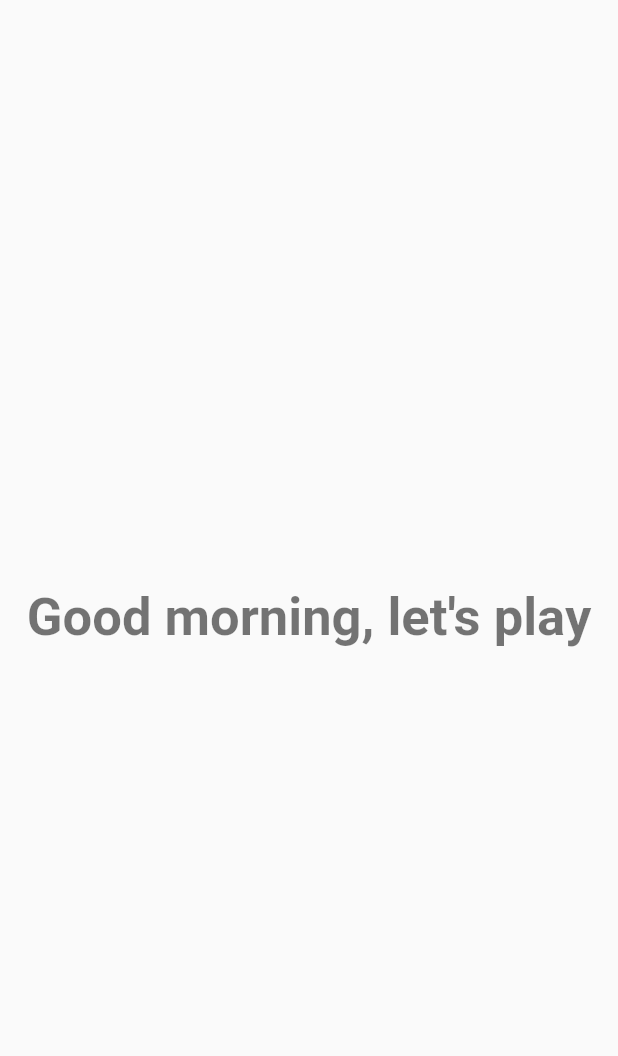
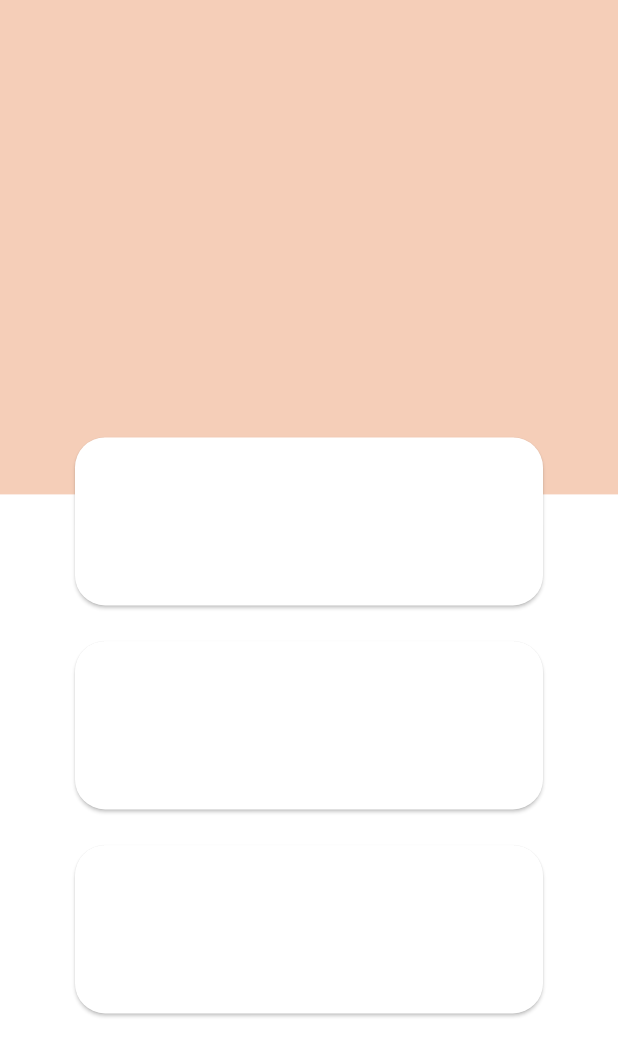
Before and after one commit to smartnsoft/capitals, a Flutter app: the screen it shows after launch, on a phone screen of 412 x 824 dp. Shown: the top 1056 px of the screen. Run offline on Flutter 3.47's test engine with Material 2 defaults, Android fonts, the phone set to English and light mode, and no system bars.

Commit message:
Add Home structure and start of screen size logic

```diff
--- a/lib/main.dart
+++ b/lib/main.dart
@@ -1,7 +1,9 @@
 import 'package:flappy_capitals/core/i18n.dart';
 import 'package:flappy_capitals/ui/app_theme.dart';
+import 'package:flappy_capitals/ui/home/home.dart';
 import 'package:flutter/foundation.dart';
 import 'package:flutter/material.dart';
+import 'package:flutter_localizations/flutter_localizations.dart';
 
 void main() {
   debugDefaultTargetPlatformOverride = TargetPlatform.fuchsia;
@@ -17,6 +19,8 @@ class MyApp extends StatelessWidget {
         title: 'Flutter Demo',
         localizationsDelegates: [
           const I18nDelegate(),
+          GlobalMaterialLocalizations.delegate,
+          GlobalWidgetsLocalizations.delegate,
         ],
         supportedLocales: I18nDelegate.supportedLocals,
         home: Home(),
@@ -24,17 +28,3 @@ class MyApp extends StatelessWidget {
     );
   }
 }
-
-class Home extends StatelessWidget {
-  @override
-  Widget build(BuildContext context) {
-    return Scaffold(
-      body: Center(
-        child: Text(
-          I18n.of(context).welcoming_label,
-          style: AppTheme.of(context).textStyles.bigWebTitle,
-        ),
-      ),
-    );
-  }
-}
--- a/lib/ui/app_theme.dart
+++ b/lib/ui/app_theme.dart
@@ -5,10 +5,30 @@ class _Colors {
   Color get primaryColor => Colors.pink[50];
 
   Color get black => Colors.black54;
+
+  Color get pink => Color(0xfff5ceb8);
 }
 
 /// Values
-class _Values {}
+class _Values {
+  /// Home Cells width on big screen
+  double get bigCellWidth => 320;
+
+  /// Home Cells height on big screen
+  double get bigCellHeight => 275;
+
+  /// Home Cells spacing
+  double get bigCellsSpacing => 20;
+
+  /// Home Cells width on small screen
+  double get smallCellWidth => 320;
+
+  /// Home Cells width on small screen
+  double get smallCellHeight => 120;
+
+  /// Width required to be considered as a big web screen
+  double get bigWebWidth => bigCellWidth * 3 + 2.5 * bigCellsSpacing;
+}
 
 /// Texts Styles
 class _TextStyles {
--- /dev/null
+++ b/lib/ui/home/cell.dart
@@ -0,0 +1,27 @@
+import 'package:flappy_capitals/ui/app_theme.dart';
+import 'package:flappy_capitals/utils.dart';
+import 'package:flutter/material.dart';
+
+class Cell extends StatelessWidget {
+  @override
+  Widget build(BuildContext context) {
+    final double bigCardWidth = AppTheme.of(context).values.bigCellWidth;
+    final double bigCardHeight = AppTheme.of(context).values.bigCellHeight;
+
+    final double smallCardWidth = AppTheme.of(context).values.smallCellWidth;
+    final double smallCardHeight = AppTheme.of(context).values.smallCellHeight;
+
+    return Padding(
+      padding: const EdgeInsets.all(8.0),
+      child: Container(
+        height: Utils.isBigScreen(context) ? bigCardHeight : smallCardHeight,
+        width: Utils.isBigScreen(context) ? bigCardWidth : smallCardWidth,
+        child: Card(
+          shape: RoundedRectangleBorder(
+            borderRadius: BorderRadius.circular(20),
+          ),
+        ),
+      ),
+    );
+  }
+}
--- /dev/null
+++ b/lib/ui/home/home.dart
@@ -0,0 +1,64 @@
+import 'package:flappy_capitals/ui/app_theme.dart';
+import 'package:flappy_capitals/ui/home/cell.dart';
+import 'package:flappy_capitals/utils.dart';
+import 'package:flutter/material.dart';
+
+class Home extends StatelessWidget {
+  Widget _buildCells(BuildContext context) {
+    if (Utils.isBigScreen(context)) {
+      return Row(
+        mainAxisAlignment: MainAxisAlignment.center,
+        children: <Widget>[
+          Cell(),
+          Cell(),
+          Cell(),
+        ],
+      );
+    }
+
+    return Column(
+      children: <Widget>[
+        Cell(),
+        Cell(),
+        Cell(),
+      ],
+    );
+  }
+
+  @override
+  Widget build(BuildContext context) {
+    return LayoutBuilder(
+      builder: (context, constraints) {
+        return ConstrainedBox(
+          constraints: BoxConstraints(
+            minHeight: constraints.maxHeight,
+            minWidth: constraints.maxWidth,
+          ),
+          child: SingleChildScrollView(
+            child: Container(
+              color: Colors.white,
+              height: MediaQuery.of(context).size.height,
+              child: Stack(
+                children: <Widget>[
+                  Container(
+                    color: Colors.white,
+                    child: Container(
+                      height: MediaQuery.of(context).size.height * .4,
+                      color: AppTheme.of(context).colors.pink,
+                    ),
+                  ),
+                  Positioned(
+                    top: MediaQuery.of(context).size.height * .4 - 50,
+                    left: 0,
+                    right: 0,
+                    child: _buildCells(context),
+                  ),
+                ],
+              ),
+            ),
+          ),
+        );
+      },
+    );
+  }
+}
--- /dev/null
+++ b/lib/utils.dart
@@ -0,0 +1,7 @@
+import 'package:flappy_capitals/ui/app_theme.dart';
+import 'package:flutter/cupertino.dart';
+
+class Utils {
+  static bool isBigScreen(BuildContext context) =>
+      MediaQuery.of(context).size.width > AppTheme.of(context).values.bigWebWidth;
+}
--- a/pubspec.yaml
+++ b/pubspec.yaml
@@ -18,6 +18,8 @@ environment:
 
 dependencies:
   flutter:
+    sdk: flutter
+  flutter_localizations:
     sdk: flutter
 
   # The following adds the Cupertino Icons font to your application.
```
Also changed, not shown: pubspec.lock.
